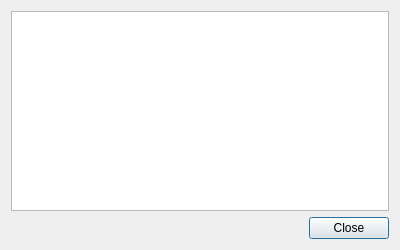
Above: src/windows/ui/license.ui from OpenShot/openshot-qt before the change. Below: the same form after it.
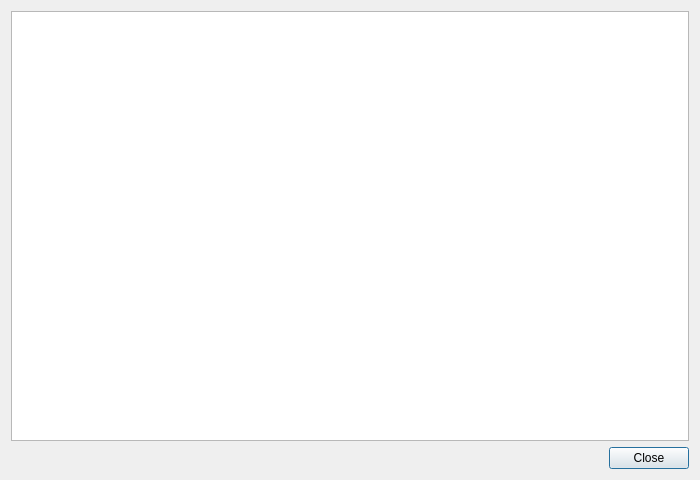
That is the form after the change. Icons and pictures are not drawn.

What changed in the file:
```diff
--- a/src/windows/ui/license.ui
+++ b/src/windows/ui/license.ui
@@ -6,8 +6,8 @@
    <rect>
     <x>0</x>
     <y>0</y>
-    <width>400</width>
-    <height>250</height>
+    <width>700</width>
+    <height>480</height>
    </rect>
   </property>
   <property name="windowTitle">
```
